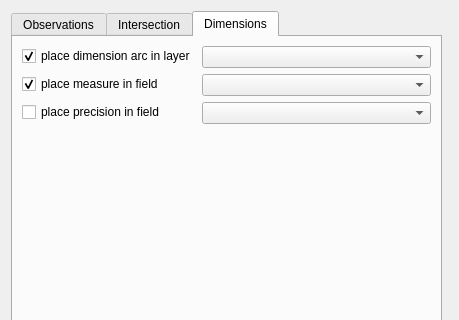
First picture: the form in ui/ui_settings.ui, repository 3nids/intersectit, before the edit; both pictures show x 0 to 459 and y 0 to 320 of the 459 by 472 pixel window.
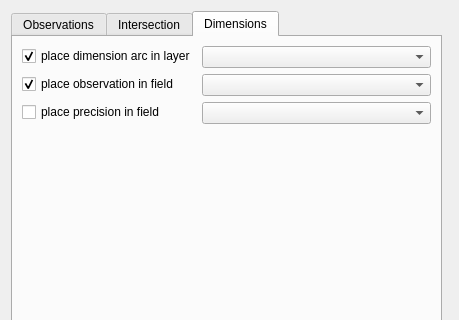
Second picture: the form after the edit. The open tabs and pages were chosen to show the change.

Commit message: renamed measure to observation, few fixes

```diff
--- a/ui/ui_settings.ui
+++ b/ui/ui_settings.ui
@@ -368,7 +368,7 @@
        <item row="1" column="0">
         <widget class="QCheckBox" name="dimenPlaceMeasure">
          <property name="text">
-          <string>place measure in field</string>
+          <string>place observation in field</string>
          </property>
          <property name="checked">
           <bool>true</bool>
```
Left out of the diff: 2 changed lines with no effect on the pictures. The commit also changes 18 other files.
